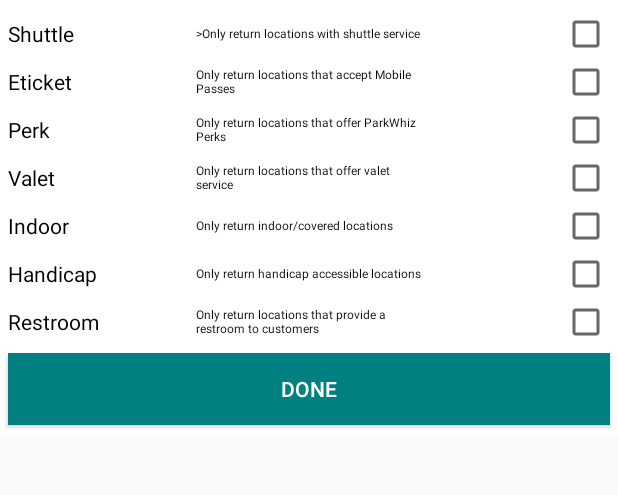
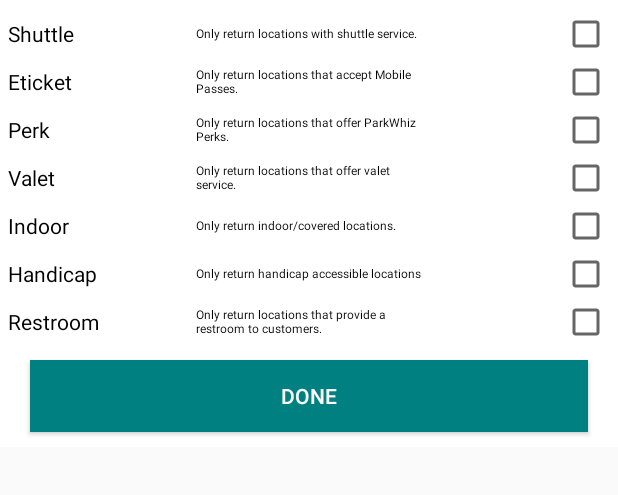
Before and after one commit to Weeam93/Parking, an Android app: the fragment FilterFragment placed in its activity, after a tap on "Home", on a phone screen of 412 x 824 dp, the part 275-770 px from its top. Run offline under Robolectric (Android 15) with nearby library versions, the phone set to English and light mode, and no system bars; our stand-ins replace Volley, data binding; libraries missing offline, so code that uses them is left out: com.arlib.floatingsearchview, com.google.maps.android; 13 statements that could not run were skipped; 1 other tap on this screen came first.

```diff
--- a/app/src/main/java/com/example/weeamawad/parking/MainActivity.java
+++ b/app/src/main/java/com/example/weeamawad/parking/MainActivity.java
@@ -59,9 +59,7 @@ public class MainActivity extends AppCompatActivity implements FilterFragment.On
         Toolbar myToolbar = (Toolbar) findViewById(R.id.my_toolbar);
         setSupportActionBar(myToolbar);
         getSupportActionBar().setDisplayHomeAsUpEnabled(true);
-        getSupportActionBar().setHomeButtonEnabled(true);
         setDrawerWidth();
-        loadData();
 
         mDrawerToggle = new ActionBarDrawerToggle(this, mDrawerLayout, myToolbar, R.string.drawer_open, R.string.drawer_close) {
             public void onDrawerClosed(View view) {
@@ -85,73 +83,6 @@ public class MainActivity extends AppCompatActivity implements FilterFragment.On
                 selectItem(position);
             }
         });
-    }
-
-    private void loadData() {
-        /*SharedPreference pref = new SharedPreference(this, Constants.SHARED_PREFRENCE_DEFAULT);
-        if (!pref.getBooleanPref(Constants.IS_NOT_CLEAN_INSTALL, false)) {
-            String[] labels = getResources().getStringArray(R.array.filterLabels);
-            String[] descriptions = getResources().getStringArray(R.array.filterDescriptions);
-            DatabaseUtils.deleteAllFavorites(this);
-            for (int i = 0; i < labels.length; i++) {
-                FilterModel fm = new FilterModel(labels[i], descriptions[i], 0);
-                DatabaseUtils.saveFilter(this, fm);
-            }
-            pref.setPref(Constants.IS_NOT_CLEAN_INSTALL, true);
-        }*/
-    }
-
-    private void setDrawerWidth() {
-        final TypedArray styledAttributes = getTheme().obtainStyledAttributes(
-                new int[]{android.R.attr.actionBarSize});
-        int mActionBarSize = (int) styledAttributes.getDimension(0, 0);
-        styledAttributes.recycle();
-
-        int width = getResources().getDisplayMetrics().widthPixels;
-        DrawerLayout.LayoutParams params = (android.support.v4.widget.DrawerLayout.LayoutParams) mDrawerLinearLayout.getLayoutParams();
-        params.width = width - mActionBarSize;
-        mDrawerLinearLayout.setLayoutParams(params);
-    }
-
-    private void selectItem(int position) {
-        // update the main content by replacing fragments
-        Fragment fragment;
-        if (position != currentPosition) {
-            switch (position) {
-                case 0:
-                    fragment = new MapFragment();
-                    replaceFragment(fragment, MapFragment.class.getSimpleName());
-                    break;
-                case 1:
-                    break;
-                case 2:
-                    fragment = new FavoritesFragment();
-                    Bundle favArgs = new Bundle();
-                    favArgs.putBoolean(Constants.FAVORITES_KEY, true);
-                    fragment.setArguments(favArgs);
-                    replaceFragment(fragment, FavoritesFragment.class.getSimpleName());
-                    break;
-                case 3:
-                    break;
-                case 4:
-                    fragment = new FavoritesFragment();
-                    Bundle recentArgs = new Bundle();
-                    recentArgs.putBoolean(Constants.FAVORITES_KEY, false);
-                    fragment.setArguments(recentArgs);
-                    replaceFragment(fragment, FavoritesFragment.class.getSimpleName());
-                    break;
-                case 5:
-                    break;
-
-            }
-        }
-        // update selected item title, then close the drawer
-        setTitle(mSettingTitles[position]);
-        currentPosition = position;
-        mDrawerList.setItemChecked(position, true);
-        mDrawerList.setSelection(position);
-        mDrawerLayout.closeDrawer(mDrawerLinearLayout);
-
     }
 
     @Override
@@ -207,23 +138,6 @@ public class MainActivity extends AppCompatActivity implements FilterFragment.On
     }
 
     @Override
-    public void onBackPressed() {
-        if (mDrawerLayout.isDrawerOpen(Gravity.LEFT)) {
-            mDrawerLayout.closeDrawers();
-            return;
-        }
-        super.onBackPressed();
-    }
-
-    private void replaceFragment(Fragment fragment, String fragmentTag) {
-        FragmentManager fragmentManager = getSupportFragmentManager();
-        FragmentTransaction ft = fragmentManager.beginTransaction();
-        ft.replace(R.id.content_frame, fragment, fragmentTag);
-        ft.commit();
-        fragmentManager.executePendingTransactions();
-    }
-
-    @Override
     public void applyFilter() {
         FragmentManager fragmentManager = getSupportFragmentManager();
         fragmentManager.executePendingTransactions();
@@ -232,4 +146,114 @@ public class MainActivity extends AppCompatActivity implements FilterFragment.On
             fragment.findNearbyParking(null);
         }
     }
+
+    private void setDrawerWidth() {
+        final TypedArray styledAttributes = getTheme().obtainStyledAttributes(
+                new int[]{android.R.attr.actionBarSize});
+        int mActionBarSize = (int) styledAttributes.getDimension(0, 0);
+        styledAttributes.recycle();
+
+        int width = getResources().getDisplayMetrics().widthPixels;
+        DrawerLayout.LayoutParams params = (android.support.v4.widget.DrawerLayout.LayoutParams) mDrawerLinearLayout.getLayoutParams();
+        params.width = width - mActionBarSize;
+        mDrawerLinearLayout.setLayoutParams(params);
+    }
+
+    private void selectItem(int position) {
+        // update the main content by replacing fragments
+        Fragment fragment = null;
+        Class fragmentClass = MapFragment.class;
+        Bundle args = new Bundle();
+
+        if (position != currentPosition) {
+            switch (position) {
+                case 0:
+                    fragmentClass = MapFragment.class;
+                    break;
+                case 1:
+                    break;
+                case 2:
+                    fragmentClass = FavoritesFragment.class;
+                    args.putBoolean(Constants.FAVORITES_KEY, true);
+                    break;
+                case 3:
+                    break;
+                case 4:
+                    fragmentClass = FavoritesFragment.class;
+                    args.putBoolean(Constants.FAVORITES_KEY, false);
+                    break;
+                case 5:
+                    break;
+                default:
+                    fragmentClass = MapFragment.class;
+                    break;
+            }
+            try {
+                fragment = (Fragment) fragmentClass.newInstance();
+            } catch (Exception e) {
+                e.printStackTrace();
+            }
+
+            fragment.setArguments(args);
+
+            if (Utils.checkIfNull(getSupportFragmentManager().getFragments())) {
+                replaceFragment(fragment, fragmentClass.getSimpleName());
+            } else {
+                addFragment(fragment, fragmentClass.getSimpleName());
+            }
+        }
+
+        // update selected item title, then close the drawer
+        updateSelection(position);
+
+    }
+
+    private void updateSelection(int position) {
+        setTitle(mSettingTitles[position]);
+        currentPosition = position;
+        mDrawerList.setItemChecked(position, true);
+        mDrawerList.setSelection(position);
+        mDrawerLayout.closeDrawer(mDrawerLinearLayout);
+    }
+
+    private void replaceFragment(Fragment fragment, String fragmentTag) {
+        FragmentManager fragmentManager = getSupportFragmentManager();
+        FragmentTransaction ft = fragmentManager.beginTransaction();
+        ft.replace(R.id.content_frame, fragment, fragmentTag);
+        ft.commit();
+    }
+
+    private void addFragment(Fragment fragment, String fragmentTag) {
+        removeFragment(); //removes current fragment before adding new one
+        FragmentManager fragmentManager = getSupportFragmentManager();
+        FragmentTransaction ft = fragmentManager.beginTransaction();
+        ft.add(R.id.content_frame, fragment, fragmentTag);
+        ft.addToBackStack(fragmentTag);
+        ft.commit();
+    }
+
+    private void removeFragment() {
+        FragmentManager fragmentManager = getSupportFragmentManager();
+        if (fragmentManager.getBackStackEntryCount() > 0) {
+            Fragment fragment = fragmentManager.getFragments().get(fragmentManager.getFragments().size() - 1);
+            fragmentManager.beginTransaction().remove(fragment).commit();
+            fragmentManager.popBackStack();
+            fragmentManager.executePendingTransactions();
+        }
+    }
+
+    @Override
+    public void onBackPressed() {
+        if (mDrawerLayout.isDrawerOpen(Gravity.LEFT)) {
+            mDrawerLayout.closeDrawers();
+            return;
+        }
+        FragmentManager fragmentManager = getSupportFragmentManager();
+        if (fragmentManager.getBackStackEntryCount() > 0) {
+            removeFragment();
+            updateSelection(0);
+            return;
+        }
+        super.onBackPressed();
+    }
 }
--- a/app/src/main/java/com/example/weeamawad/parking/fragments/FavoritesFragment.java
+++ b/app/src/main/java/com/example/weeamawad/parking/fragments/FavoritesFragment.java
@@ -32,6 +32,11 @@ public class FavoritesFragment extends Fragment implements View.OnClickListener
     private RecyclerView rvFavorites;
     private TextView clearData;
     private boolean isFavorites;
+
+    public static Fragment newInstance() {
+        FavoritesFragment myFragment = new FavoritesFragment();
+        return myFragment;
+    }
 
     @Override
     public View onCreateView(LayoutInflater inflater, ViewGroup container, Bundle savedInstanceState) {
--- a/app/src/main/java/com/example/weeamawad/parking/fragments/MapFragment.java
+++ b/app/src/main/java/com/example/weeamawad/parking/fragments/MapFragment.java
@@ -88,6 +88,11 @@ public class MapFragment extends Fragment implements GoogleApiClient.ConnectionC
     private SharedPreference pref;
     private NewFilterModel filter;
     private MenuItem filterMenuItem;
+
+    public static Fragment newInstance() {
+        MapFragment myFragment = new MapFragment();
+        return myFragment;
+    }
 
     protected void createLocationRequest() {
         mLocationRequest = new LocationRequest();
--- a/app/src/main/res/layout/fragment_filter.xml
+++ b/app/src/main/res/layout/fragment_filter.xml
@@ -60,9 +60,12 @@
                 android:id="@+id/btn_apply_filter"
                 android:layout_width="match_parent"
                 android:layout_height="wrap_content"
-                android:layout_margin="5dp"
                 android:background="@color/teal"
-                android:text="Done" />
+                android:text="Done"
+                android:layout_marginLeft="20dp"
+                android:layout_marginRight="20dp"
+                android:layout_marginTop="10dp"
+                android:layout_marginBottom="10dp" />
 
         </LinearLayout>
     </RelativeLayout>
--- a/app/src/main/res/layout/linear_layout_filter_section.xml
+++ b/app/src/main/res/layout/linear_layout_filter_section.xml
@@ -446,11 +446,11 @@
             <TextView
                 android:layout_width="150dp"
                 android:layout_height="wrap_content"
-                android:layout_alignParentTop="true"
-                android:layout_centerInParent="true"
+                android:layout_alignParentTop="false"
                 android:text="@string/reentry_Description"
                 android:textColor="@color/black"
-                android:textSize="8dp" />
+                android:textSize="8dp"
+                android:layout_centerInParent="true" />
 
             <android.support.v7.widget.AppCompatCheckBox
                 android:id="@+id/cb_isReentryAllowed"
--- a/app/src/main/res/values/strings.xml
+++ b/app/src/main/res/values/strings.xml
@@ -46,17 +46,17 @@
     <string name="reentry_label">Reentry Allowed</string>
 
     <string name="monthly_Description">Only return monthly parking listings.</string>
-    <string name="shuttle_Description">>Only return locations with shuttle service</string>
-    <string name="eticket_Description">Only return locations that accept Mobile Passes</string>
-    <string name="perk_Description">Only return locations that offer ParkWhiz Perks</string>
-    <string name="valet_Description">Only return locations that offer valet service</string>
-    <string name="indoor_Description">Only return indoor/covered locations</string>
+    <string name="shuttle_Description">Only return locations with shuttle service.</string>
+    <string name="eticket_Description">Only return locations that accept Mobile Passes.</string>
+    <string name="perk_Description">Only return locations that offer ParkWhiz Perks.</string>
+    <string name="valet_Description">Only return locations that offer valet service.</string>
+    <string name="indoor_Description">Only return indoor/covered locations.</string>
     <string name="handicap_Description">Only return handicap accessible locations</string>
-    <string name="restroom_Description">Only return locations that provide a restroom to customers</string>
-    <string name="security_Description">Only return locations with on-site security</string>
-    <string name="tailgate_Description">Only return locations that allow tailgating</string>
-    <string name="rv_Description">Only return locations that allow RV parking</string>
-    <string name="unobstructed_Description">Only return locations with unobstructed parking spots (vehicle wont be blocked in)</string>
-    <string name="attended_Description">>Only return locations with an on-site parking attendant</string>
-    <string name="reentry_Description">Reentry Only return locations that allow reentry</string>
+    <string name="restroom_Description">Only return locations that provide a restroom to customers.</string>
+    <string name="security_Description">Only return locations with on-site security.</string>
+    <string name="tailgate_Description">Only return locations that allow tailgating.</string>
+    <string name="rv_Description">Only return locations that allow RV parking.</string>
+    <string name="unobstructed_Description">Only return locations with unobstructed parking spots.</string>
+    <string name="attended_Description">Only return locations with an on-site parking attendant.</string>
+    <string name="reentry_Description">Reentry Only return locations that allow reentry.</string>
 </resources>
```
